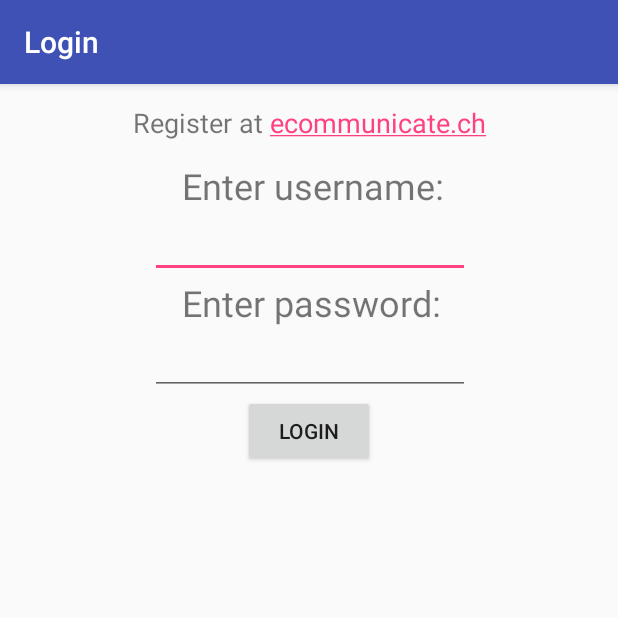
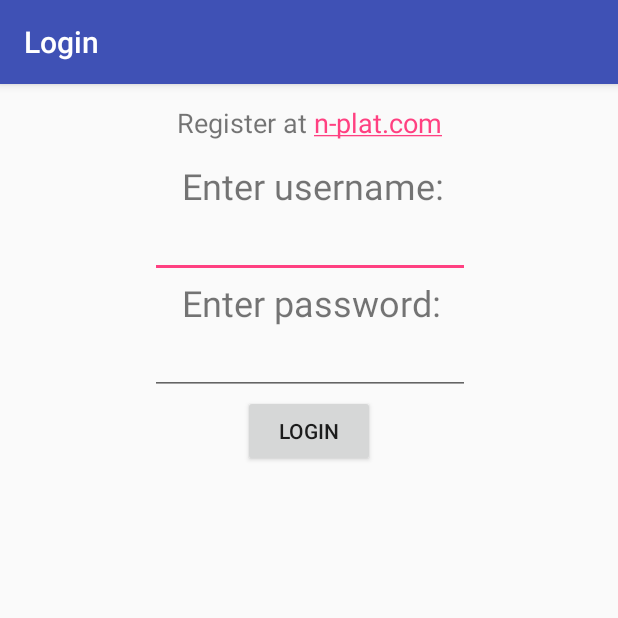
Before and after one commit to N-plat/android-app, an Android app: the screen it shows after launch (LoginActivity), on a phone screen of 412 x 824 dp, the top half of it. Run offline under Robolectric (Android 15) with nearby library versions, the phone set to English and light mode, and no system bars; our stand-ins replace Firebase (no records; nobody signed in at launch, a user with empty details on screens opened directly).

Commit message:
update register link

```diff
--- a/app/src/main/java/com/nplat/LoginActivity.java
+++ b/app/src/main/java/com/nplat/LoginActivity.java
@@ -323,7 +323,7 @@ public class LoginActivity extends AppCompatActivity {
             setContentView(R.layout.activity_login);
 
             TextView tv = (TextView) findViewById(R.id.register);
-            tv.setText(Html.fromHtml("Register at <a href=\"https://ecommunicate.ch/register/\">ecommunicate.ch</a>"));
+            tv.setText(Html.fromHtml("Register at <a href=\"https://n-plat.com/register/\">n-plat.com</a>"));
             tv.setLinksClickable(true);
             tv.setMovementMethod(LinkMovementMethod.getInstance());
 
```
